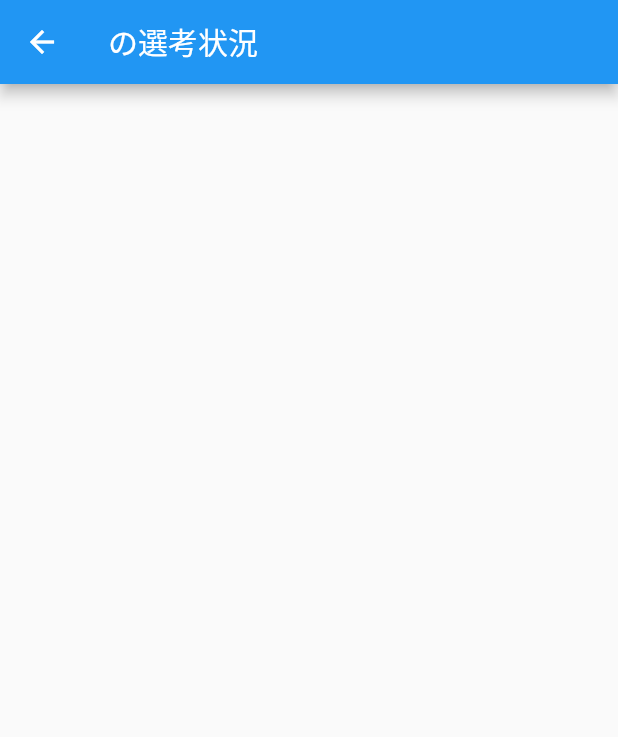
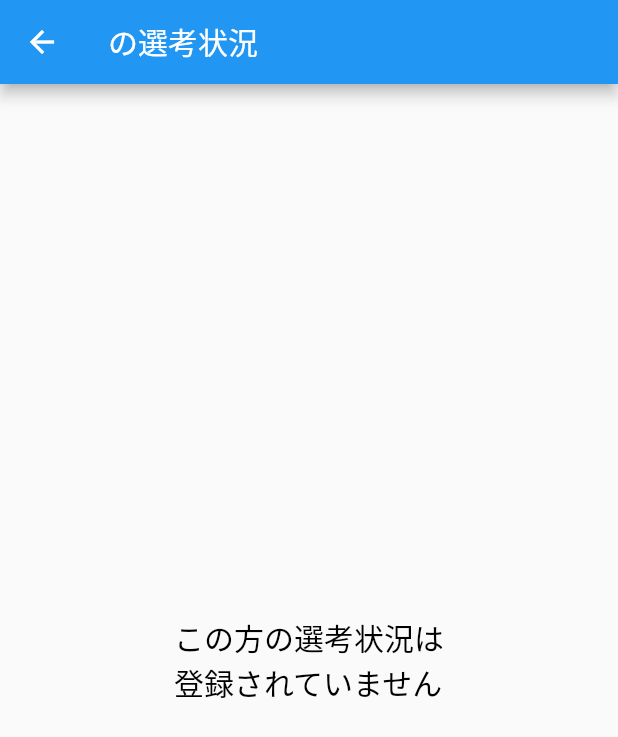
Before and after one commit to momomomo111/job_hanting_app, a Flutter app: the ProcessListScreen screen opened by its route, on a phone screen of 412 x 824 dp. Shown: the top 737 px of the screen. Run offline on Flutter 3.47's test engine with Material 2 defaults, Android fonts, the phone set to English and light mode, and no system bars; our stand-ins replace cloud_firestore, firebase_auth, firebase_core, get, google_fonts, google_sign_in; accounts and stored records are empty.

Commit message:
[update] placeholder when there is no selection list
選考リストがない場合のplaceholder

```diff
--- a/lib/view/process_list_screen.dart
+++ b/lib/view/process_list_screen.dart
@@ -21,8 +21,7 @@ class ProcessListScreen extends StatelessWidget {
       appBar: AppBar(
         title: Text("${_userController.userName.value}の選考状況"),
         actions: <Widget>[
-          Obx(
-            () => Visibility(
+          Visibility(
             visible: !_myProcessController.deleteMode.value &&
                 _userController.userType.value == UserType.student,
             child: IconButton(
@@ -34,9 +33,7 @@ class ProcessListScreen extends StatelessWidget {
               ),
             ),
           ),
-          ),
-          Obx(
-            () => Visibility(
+          Visibility(
             visible: _myProcessController.deleteMode.value &&
                 _userController.userType.value == UserType.student,
             child: IconButton(
@@ -45,7 +42,6 @@ class ProcessListScreen extends StatelessWidget {
               },
               icon: const Icon(
                 Icons.clear,
-                ),
               ),
             ),
           ),
@@ -61,17 +57,40 @@ class ProcessListScreen extends StatelessWidget {
         ],
       ),
       body: Obx(
-        () => ListView.builder(
+        () => Column(
+          mainAxisAlignment: _myProcessController.myProcess.isEmpty
+              ? MainAxisAlignment.center
+              : MainAxisAlignment.start,
+          children: [
+            Visibility(
+              visible: _myProcessController.myProcess.isEmpty,
+              child: Center(
+                  child: Text(
+                _userController.userType.value == UserType.other
+                    ? "この方の選考状況は\n登録されていません"
+                    : "選考状況を登録しましょう",
+                style: const TextStyle(
+                  color: Colors.black,
+                  fontSize: 20,
+                  fontWeight: FontWeight.w500,
+                ),
+              )),
+            ),
+            Visibility(
+              visible: _myProcessController.myProcess.isNotEmpty,
+              child: ListView.builder(
                 shrinkWrap: true,
                 itemCount: _myProcessController.myProcess.length,
                 itemBuilder: (BuildContext context, int index) {
                   return Padding(
-              padding:
-                  const EdgeInsets.symmetric(vertical: 4.0, horizontal: 16.0),
+                    padding: const EdgeInsets.symmetric(
+                        vertical: 4.0, horizontal: 16.0),
                     child: InkWell(
                       onTap: () {
-                  if (_userController.userType.value == UserType.student) {
-                    Get.toNamed('/process-select', arguments: index.toString());
+                        if (_userController.userType.value ==
+                            UserType.student) {
+                          Get.toNamed('/process-select',
+                              arguments: index.toString());
                         }
                       },
                       child: Container(
@@ -97,7 +116,8 @@ class ProcessListScreen extends StatelessWidget {
                                   crossAxisAlignment: CrossAxisAlignment.start,
                                   children: [
                                     Text(
-                                _myProcessController.myProcess[index].company,
+                                      _myProcessController
+                                          .myProcess[index].company,
                                       style: const TextStyle(
                                         fontSize: 16,
                                       ),
@@ -107,7 +127,8 @@ class ProcessListScreen extends StatelessWidget {
                                       child: SizedBox(
                                         // width: double.infinity,
                                         child: Padding(
-                                    padding: const EdgeInsets.only(right: 16),
+                                          padding:
+                                              const EdgeInsets.only(right: 16),
                                           child: Text(
                                             _myProcessController
                                                 .myProcess[index].process,
@@ -125,7 +146,8 @@ class ProcessListScreen extends StatelessWidget {
                                 ),
                                 Obx(
                                   () => Visibility(
-                              visible: _myProcessController.deleteMode.value,
+                                    visible:
+                                        _myProcessController.deleteMode.value,
                                     child: IconButton(
                                       onPressed: () {
                                         _myProcessController.deleteMyProcess(
@@ -148,6 +170,9 @@ class ProcessListScreen extends StatelessWidget {
                 },
               ),
             ),
+          ],
+        ),
+      ),
       floatingActionButton: Visibility(
         visible: _userController.userType.value == UserType.student,
         child: FloatingActionButton.large(
```
Lines whose indentation alone changed are shown as unchanged.
